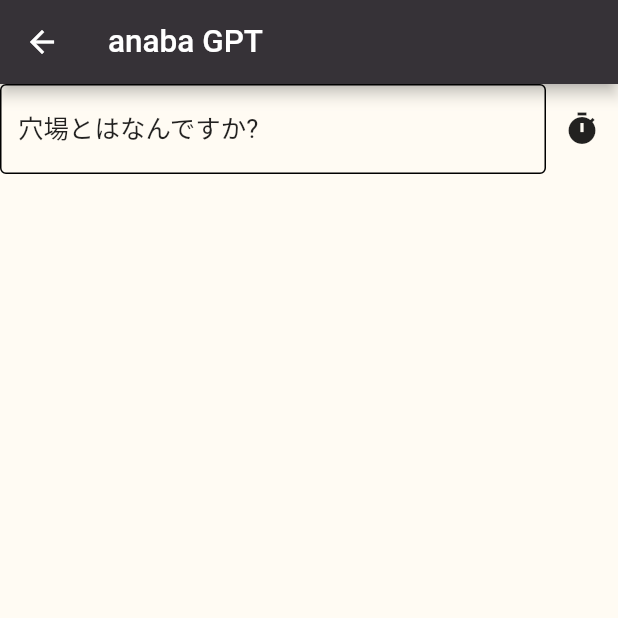
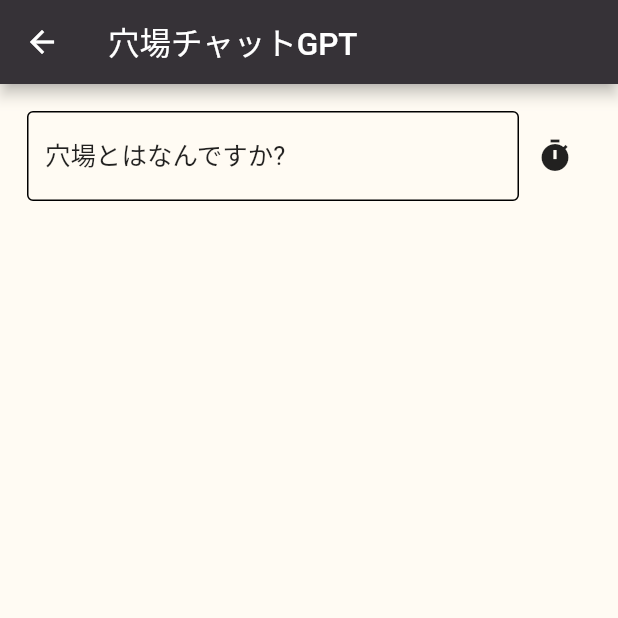
Before and after one commit to flutteruniv/anaba, a Flutter app: the AnabaGptPage screen opened directly, after a tap on the "send" icon, on a phone screen of 412 x 824 dp, the top half of it. Run offline on Flutter 3.47's test engine with Material 2 defaults, Android fonts, the phone set to English and light mode, and no system bars; our stand-ins replace cloud_firestore, cloud_functions, firebase_analytics, firebase_auth, firebase_core, flutter_riverpod and 2 more; missing offline and left inert: chat_gpt_sdk, dart:html, sign_button; accounts and stored records are empty; statements that could not run were skipped.

Commit message:
穴場チャットGPT

```diff
--- a/lib/features/anaba_gpt/anaba_gpt_page.dart
+++ b/lib/features/anaba_gpt/anaba_gpt_page.dart
@@ -1,5 +1,6 @@
 import 'package:chat_gpt_sdk/chat_gpt_sdk.dart';
 import 'package:flutter/material.dart';
+
 import '../../main.dart';
 
 class AnabaGptPage extends StatefulWidget {
@@ -29,7 +30,9 @@
       appBar: AppBar(
         title: Text(widget.title),
       ),
-      body: Center(
+      body: Padding(
+        padding: const EdgeInsets.all(18.0),
+        child: Center(
           child: Column(
             children: [
               Row(
@@ -66,6 +69,7 @@
             ],
           ),
         ),
+      ),
     );
   }
 
@@ -73,7 +77,7 @@
     final request = CompleteText(
       prompt: message,
       model: Model.textDavinci3,
-      maxTokens: 500,
+      maxTokens: 200,
     );
 
     final response = await openAI.onCompletion(
--- a/lib/features/home/presentation/home_page.dart
+++ b/lib/features/home/presentation/home_page.dart
@@ -146,12 +146,12 @@
                           context,
                           MaterialPageRoute<void>(
                             builder: (context) => const AnabaGptPage(
-                              title: 'anaba GPT',
+                              title: '穴場チャットGPT',
                             ),
                           ),
                         );
                       },
-                      child: const Text('anaba GPT'),
+                      child: const Text('穴場チャットGPT'),
                     ),
                     const SizedBox(height: 32),
                   ],
--- a/lib/main.dart
+++ b/lib/main.dart
@@ -15,7 +15,7 @@
 import 'configs/theme.dart';
 import 'firebase_options.dart';
 
-const kOpenApiKey = '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';
+const kOpenApiKey = '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';
 
 final openAI = OpenAI.instance.build(
   token: kOpenApiKey,
--- a/pubspec.yaml
+++ b/pubspec.yaml
@@ -26,6 +26,7 @@
   cloud_functions: ^4.1.1
   url_launcher: ^6.1.10
   cloud_firestore: ^4.7.0
+  dart_openai: ^1.9.91
   chat_gpt_sdk: ^2.1.2
 
 dev_dependencies:
```
Also changed, not shown: pubspec.lock. Lines whose indentation alone changed are shown as unchanged.
